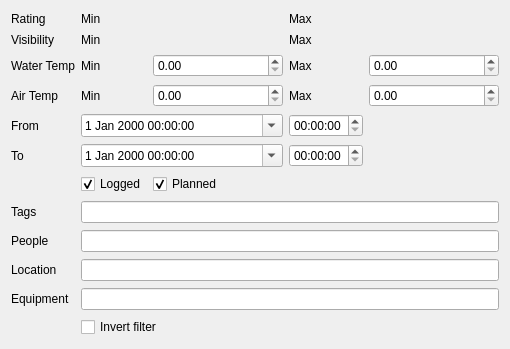
First picture: the form in desktop-widgets/filterwidget2.ui, repository subsurface/subsurface, before the edit.
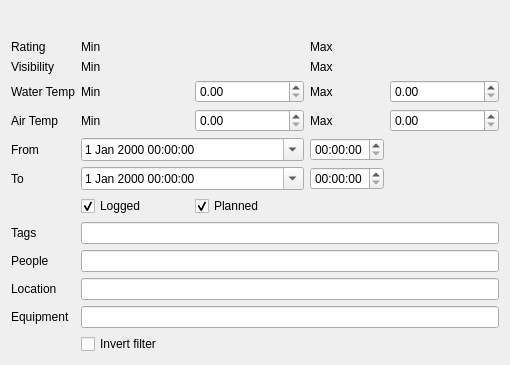
Second picture: the form after the edit. Icons and pictures are not drawn. Custom widgets are drawn as their Qt base class.

Commit message:
Filter: implement "x of y shown" text
Display the number of dives shown. Copy the UI from the old filter
widget.

```diff
--- a/desktop-widgets/filterwidget2.ui
+++ b/desktop-widgets/filterwidget2.ui
@@ -14,10 +14,17 @@
    <string>Form</string>
   </property>
   <layout class="QGridLayout" name="gridLayout">
-   <item row="8" column="1" colspan="4">
+   <item row="0" column="0">
+    <widget class="QLabel" name="filterText">
+     <property name="text">
+      <string/>
+     </property>
+    </widget>
+   </item>
+   <item row="8" column="2" colspan="7">
     <widget class="QLineEdit" name="tags"/>
    </item>
-   <item row="1" column="1">
+   <item row="1" column="2">
     <widget class="QLabel" name="label_3">
      <property name="text">
       <string>Min</string>
@@ -31,7 +38,7 @@
      </property>
     </widget>
    </item>
-   <item row="3" column="3">
+   <item row="3" column="7">
     <widget class="QLabel" name="label_13">
      <property name="text">
       <string>Max</string>
@@ -52,10 +59,10 @@
      </property>
     </widget>
    </item>
-   <item row="3" column="2">
+   <item row="3" column="6">
     <widget class="QDoubleSpinBox" name="minWaterTemp"/>
    </item>
-   <item row="12" column="1" colspan="4">
+   <item row="12" column="2" colspan="7">
     <widget class="QCheckBox" name="invertFilter">
      <property name="toolTip">
       <string>Display dives that will not match the search, only applies to tags, people, location and equipment</string>
@@ -65,14 +72,14 @@
      </property>
     </widget>
    </item>
-   <item row="2" column="3">
+   <item row="2" column="7">
     <widget class="QLabel" name="label_16">
      <property name="text">
       <string>Max</string>
      </property>
     </widget>
    </item>
-   <item row="3" column="1">
+   <item row="3" column="2">
     <widget class="QLabel" name="label_12">
      <property name="text">
       <string>Min</string>
@@ -93,14 +100,14 @@
      </property>
     </widget>
    </item>
-   <item row="4" column="1">
+   <item row="4" column="2">
     <widget class="QLabel" name="label_17">
      <property name="text">
       <string>Min</string>
      </property>
     </widget>
    </item>
-   <item row="3" column="4">
+   <item row="3" column="8">
     <widget class="QDoubleSpinBox" name="maxWaterTemp"/>
    </item>
    <item row="2" column="0">
@@ -110,21 +117,21 @@
      </property>
     </widget>
    </item>
-   <item row="2" column="1">
+   <item row="2" column="2">
     <widget class="QLabel" name="label_14">
      <property name="text">
       <string>Min</string>
      </property>
     </widget>
    </item>
-   <item row="1" column="3">
+   <item row="1" column="7">
     <widget class="QLabel" name="label_15">
      <property name="text">
       <string>Max</string>
      </property>
     </widget>
    </item>
-   <item row="10" column="1" colspan="4">
+   <item row="10" column="2" colspan="7">
     <widget class="QLineEdit" name="location"/>
    </item>
    <item row="11" column="0">
@@ -134,13 +141,13 @@
      </property>
     </widget>
    </item>
-   <item row="4" column="2">
+   <item row="4" column="6">
     <widget class="QDoubleSpinBox" name="minAirTemp"/>
    </item>
-   <item row="4" column="4">
+   <item row="4" column="8">
     <widget class="QDoubleSpinBox" name="maxAirTemp"/>
    </item>
-   <item row="11" column="1" colspan="4">
+   <item row="11" column="2" colspan="7">
     <widget class="QLineEdit" name="equipment"/>
    </item>
    <item row="3" column="0">
@@ -150,10 +157,10 @@
      </property>
     </widget>
    </item>
-   <item row="9" column="1" colspan="4">
+   <item row="9" column="2" colspan="7">
     <widget class="QLineEdit" name="people"/>
    </item>
-   <item row="4" column="3">
+   <item row="4" column="7">
     <widget class="QLabel" name="label_18">
      <property name="text">
       <string>Max</string>
@@ -174,7 +181,7 @@
      </property>
     </widget>
    </item>
-   <item row="2" column="4">
+   <item row="2" column="8">
     <widget class="StarWidget" name="maxVisibility" native="true">
      <property name="sizePolicy">
       <sizepolicy hsizetype="MinimumExpanding" vsizetype="Fixed">
@@ -187,7 +194,7 @@
      </property>
     </widget>
    </item>
-   <item row="2" column="2">
+   <item row="2" column="6">
     <widget class="StarWidget" name="minVisibility" native="true">
      <property name="sizePolicy">
       <sizepolicy hsizetype="MinimumExpanding" vsizetype="Fixed">
@@ -200,7 +207,7 @@
      </property>
     </widget>
    </item>
-   <item row="1" column="2">
+   <item row="1" column="6">
     <widget class="StarWidget" name="minRating" native="true">
      <property name="sizePolicy">
       <sizepolicy hsizetype="MinimumExpanding" vsizetype="Fixed">
@@ -213,7 +220,7 @@
      </property>
     </widget>
    </item>
-   <item row="1" column="4">
+   <item row="1" column="8">
     <widget class="StarWidget" name="maxRating" native="true">
      <property name="sizePolicy">
       <sizepolicy hsizetype="MinimumExpanding" vsizetype="Fixed">
@@ -226,7 +233,7 @@
      </property>
     </widget>
    </item>
-   <item row="7" column="1">
+   <item row="7" column="2">
     <widget class="QCheckBox" name="logged">
      <property name="text">
       <string>Logged</string>
@@ -236,7 +243,7 @@
      </property>
     </widget>
    </item>
-   <item row="7" column="2">
+   <item row="7" column="6">
     <widget class="QCheckBox" name="planned">
      <property name="text">
       <string>Planned</string>
@@ -246,26 +253,54 @@
      </property>
     </widget>
    </item>
-   <item row="5" column="3">
+   <item row="5" column="7">
     <widget class="QTimeEdit" name="fromTime"/>
    </item>
-   <item row="5" column="1" colspan="2">
+   <item row="5" column="2" colspan="5">
     <widget class="QDateTimeEdit" name="fromDate">
      <property name="calendarPopup">
       <bool>true</bool>
      </property>
     </widget>
    </item>
-   <item row="6" column="1" colspan="2">
+   <item row="6" column="2" colspan="5">
     <widget class="QDateTimeEdit" name="toDate">
      <property name="calendarPopup">
       <bool>true</bool>
      </property>
     </widget>
    </item>
-   <item row="6" column="3">
+   <item row="6" column="7">
     <widget class="QTimeEdit" name="toTime"/>
    </item>
+   <item row="0" column="3">
+    <widget class="QToolButton" name="close">
+     <property name="toolTip">
+      <string>Close and reset filters</string>
+     </property>
+     <property name="icon">
+      <iconset>
+       <normaloff>:filter-close</normaloff>:filter-close</iconset>
+     </property>
+     <property name="autoRaise">
+      <bool>true</bool>
+     </property>
+    </widget>
+   </item>
+   <item row="0" column="2">
+    <widget class="QToolButton" name="clear">
+     <property name="toolTip">
+      <string>Reset filters</string>
+     </property>
+     <property name="icon">
+      <iconset>
+       <normaloff>:edit-clear-icon</normaloff>:edit-clear-icon</iconset>
+     </property>
+     <property name="autoRaise">
+      <bool>true</bool>
+     </property>
+    </widget>
+   </item>
   </layout>
  </widget>
  <customwidgets>
```
The commit also changes 1 other file.
